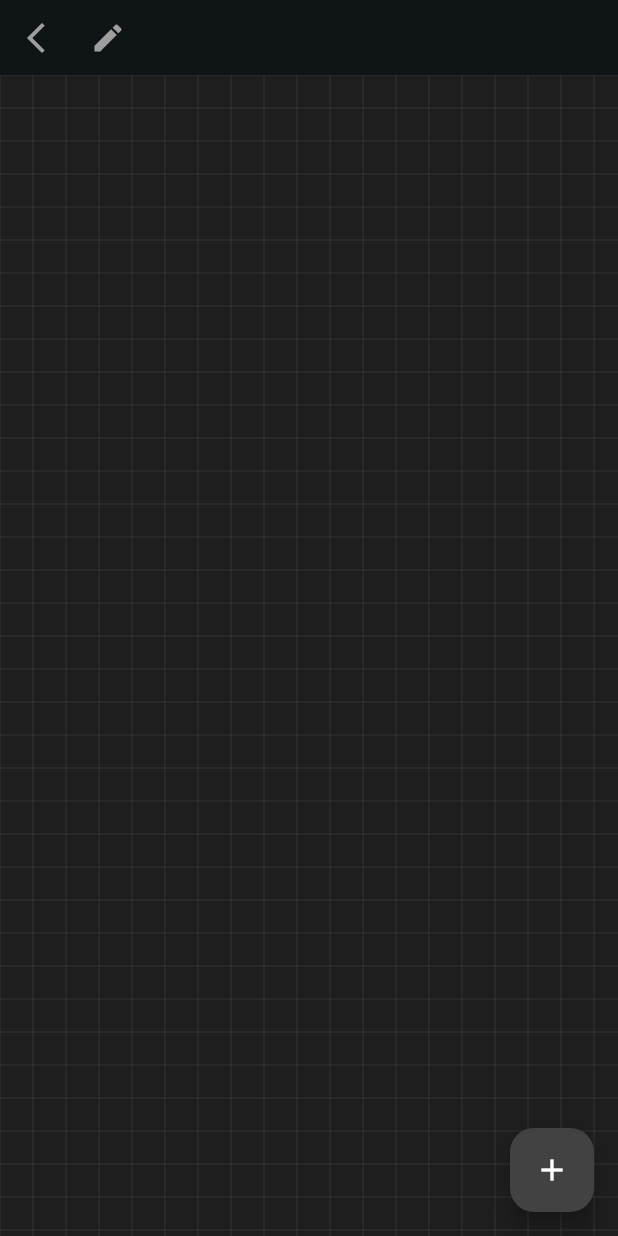
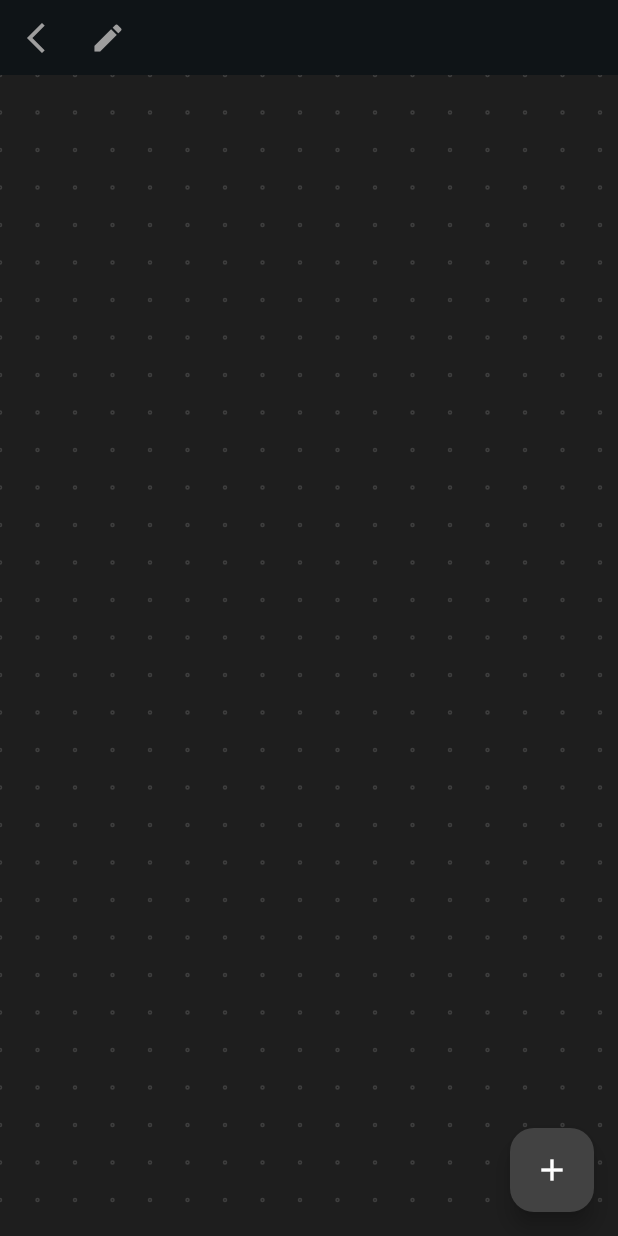
Before and after one commit to adotew/paintly_ref, a Flutter app: the screen it shows after launch, after a tap on the "add" icon, on a phone screen of 412 x 824 dp. Run offline on Flutter 3.47's test engine with Material 3 defaults, Android fonts, the phone set to English and light mode, and no system bars; our stand-ins replace flutter_image_compress, flutter_riverpod, flutter_svg, hive, hive_flutter, image_picker; accounts and stored records are empty.

Commit message:
refactor: update GridPainter to use circles instead of lines for grid rendering and adjust opacity and step size

```diff
--- a/lib/widgets/grid_painter.dart
+++ b/lib/widgets/grid_painter.dart
@@ -4,18 +4,16 @@ class GridPainter extends CustomPainter {
   @override
   void paint(Canvas canvas, Size size) {
     final paint = Paint()
-      ..color = Colors.grey.withOpacity(0.1)
+      ..color = Colors.grey.withValues(alpha: 0.25)
       ..style = PaintingStyle.stroke
       ..strokeWidth = 1.0;
 
-    const step = 22.0;
+    const step = 25.0;
 
     for (double x = 0; x <= size.width; x += step) {
-      canvas.drawLine(Offset(x, 0), Offset(x, size.height), paint);
-    }
-
-    for (double y = 0; y <= size.height; y += step) {
-      canvas.drawLine(Offset(0, y), Offset(size.width, y), paint);
+      for (double y = 0; y <= size.height; y += step) {
+        canvas.drawCircle(Offset(x, y), 1.0, paint);
+      }
     }
   }
 
```
